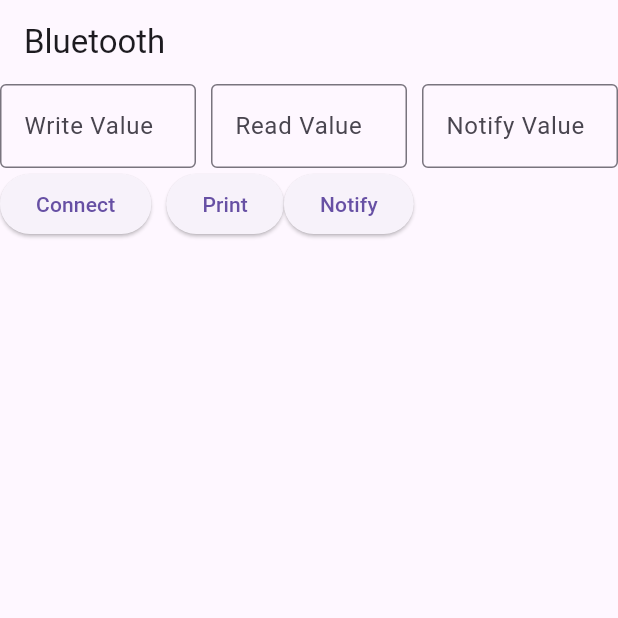
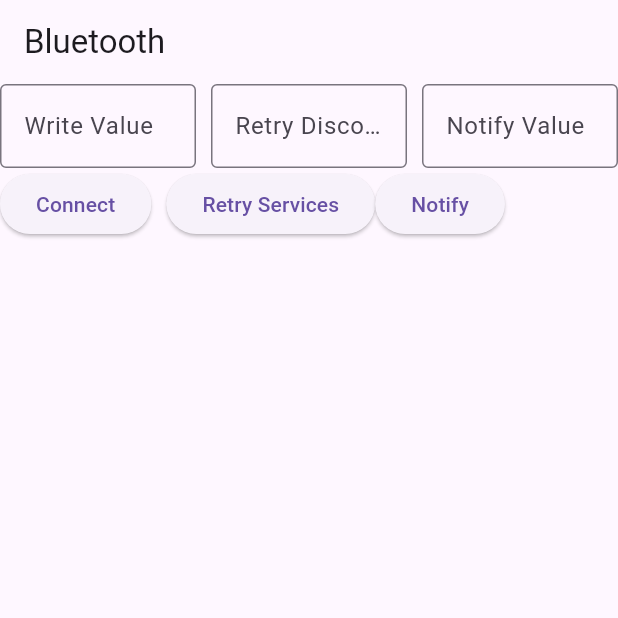
Before and after one commit to JellyfishSpot/ChildSafeApp, a Flutter app: the BluetoothTestPage screen opened directly, on a phone screen of 412 x 824 dp, the top half of it. Run offline on Flutter 3.47's test engine with Material 3 defaults, Android fonts, the phone set to English and light mode, and no system bars; our stand-ins replace flutter_blue_plus, flutter_local_notifications, permission_handler; missing offline and left inert: android_alarm_manager_plus.

Commit message:
retry services

```diff
--- a/lib/screens/ble_test_page.dart
+++ b/lib/screens/ble_test_page.dart
@@ -72,7 +72,7 @@ class _BluetoothState extends State<BluetoothTestPage> {
                     readOnly: true,
                     decoration: InputDecoration(
                       border: OutlineInputBorder(),
-                      hintText: 'Read Value',
+                      hintText: 'Retry Discovery',
                     ),
                   )
                 ),
@@ -93,9 +93,8 @@ class _BluetoothState extends State<BluetoothTestPage> {
                 ElevatedButton(onPressed: bluetoothService.connectToSensorStream, child: const Text('Connect')),
                 SizedBox(width: 10),
                 ElevatedButton(onPressed: () {
-                    List<int> data = bluetoothService.testOutput();
-                    debugPrint("Count: $data[0] => Value: $data[1]");
-                  }, child: const Text('Print')),
+                    bluetoothService.setUpListener();
+                  }, child: const Text('Retry Services')),
                 ElevatedButton(onPressed: toggleNotifications,  // Toggle the notifications
                   child: Text(isActive ? 'Stop Notifications' : 'Notify'),),
                 SizedBox(width: 10),
--- a/lib/services/ble_service.dart
+++ b/lib/services/ble_service.dart
@@ -117,11 +117,6 @@ class BleService {
   void setUpListener() async {
     int retries = 3;
     // Note: You must call discoverServices after every re-connection!
-    sensor.connectionState.listen((state) {
-      if (state == BluetoothConnectionState.disconnected) {
-        print("Device disconnected during service discovery.");
-      }
-    });
     List<BluetoothService> services;
     services = await sensor.discoverServices();
 
@@ -137,6 +132,7 @@ class BleService {
     }
     if (services.isEmpty) {
       print("No services discovered. Ensure the device is ready.");
+      return;
     } else {
       services.forEach((service) {
         if (service.uuid == targetService) {
```
